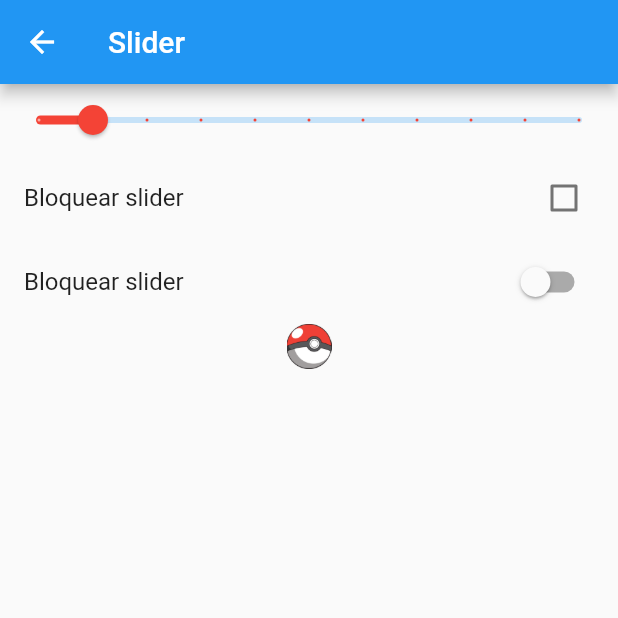
After one commit to juanfvasquez/flutter_examples, a Flutter app: the SliderPage screen opened by its route, on a phone screen of 412 x 824 dp, the top half of it. The commit adds this screen. Run offline on Flutter 3.47's test engine with Material 2 defaults, Android fonts, the phone set to English and light mode, and no system bars; network calls fail.

Commit message:
Creacion de slides, checkbox y switches

```diff
--- a/data/menu.json
+++ b/data/menu.json
@@ -44,6 +44,11 @@
         "path" : "lista-pokemon",
         "icon" : "accessibility",
         "texto": "Pokemon"
+      },
+      {
+        "path" : "slider",
+        "icon" : "accessibility",
+        "texto": "Slider"
       }
   ]
 }
--- a/lib/src/models/contacto_model.dart
+++ b/lib/src/models/contacto_model.dart
@@ -6,4 +6,9 @@ class Contacto {
     this.nombre = nombre;
     this.telefono = telefono;
   }
+
+  Contacto.fromJson(Map<String, String> datos) {
+    this.nombre = datos['nombre'];
+    this.telefono = datos['telefono'];
+  }
 }
--- /dev/null
+++ b/lib/src/pages/slider_page.dart
@@ -0,0 +1,83 @@
+import 'package:flutter/material.dart';
+
+class SliderPage extends StatefulWidget {
+  @override
+  _SliderPageState createState() => _SliderPageState();
+}
+
+class _SliderPageState extends State<SliderPage> {
+  double _valor = 30;
+  bool _chequeado = false;
+  bool _activo = false;
+
+  @override
+  Widget build(BuildContext context) {
+    return Scaffold(
+      appBar: AppBar(
+        title: Text('Slider'),
+      ),
+      body: Column(
+        children: [
+          _crearSlider(),
+          _crearCheckbox(),
+          _crearSwitch(),
+          _crearImagen()
+        ],
+      ),
+    );
+  }
+
+  Widget _crearSlider() {
+    return Slider(
+      value: _valor,
+      label: '$_valor',
+      divisions: 10,
+      min: 10.0,
+      max: 300.0,
+      activeColor: Colors.red,
+      onChanged: _chequeado || _activo
+          ? null
+          : (double nuevoValor) {
+              _valor = nuevoValor;
+              setState(() {});
+            },
+    );
+  }
+
+  Widget _crearImagen() {
+    return Image.asset(
+      'assets/img/pokeball.png',
+      fit: BoxFit.contain,
+      width: _valor,
+    );
+  }
+
+  Widget _crearCheckbox() {
+    // return Checkbox(
+    //   value: _chequeado,
+    //   onChanged: (bool checked) {
+    //     _chequeado = checked;
+    //     setState(() {});
+    //   },
+    // );
+    return CheckboxListTile(
+      title: Text('Bloquear slider'),
+      value: _chequeado,
+      onChanged: (bool checked) {
+        _chequeado = checked;
+        setState(() {});
+      },
+    );
+  }
+
+  Widget _crearSwitch() {
+    return SwitchListTile(
+      title: Text('Bloquear slider'),
+      value: _activo,
+      onChanged: (bool checked) {
+        _activo = checked;
+        setState(() {});
+      },
+    );
+  }
+}
--- a/lib/src/routes/routes.dart
+++ b/lib/src/routes/routes.dart
@@ -12,6 +12,7 @@ import 'package:widgets_basicos/src/pages/listas_page.dart';
 import 'package:widgets_basicos/src/pages/menu_page.dart';
 import 'package:widgets_basicos/src/pages/navegacion_1_page.dart';
 import 'package:widgets_basicos/src/pages/navegacion_2_page.dart';
+import 'package:widgets_basicos/src/pages/slider_page.dart';
 
 Map<String, WidgetBuilder> getRoutes() {
   return <String, WidgetBuilder>{
@@ -28,5 +29,6 @@ Map<String, WidgetBuilder> getRoutes() {
     'fade-in': (BuildContext context) => FadeInImagePage(),
     'infinite-scroll': (BuildContext context) => InfiniteScrollPage(),
     'lista-pokemon': (BuildContext context) => ListaPokemonPage(),
+    'slider': (BuildContext context) => SliderPage(),
   };
 }
--- a/pubspec.yaml
+++ b/pubspec.yaml
@@ -25,6 +25,7 @@ dependencies:
     sdk: flutter
   intl: ^0.16.1
   http: ^0.12.2
+  flutter_svg: ^0.19.1
 
   # The following adds the Cupertino Icons font to your application.
   # Use with the CupertinoIcons class for iOS style icons.
```
Also changed, not shown: lib/src/pages/imagenes_page.dart (+11 -1 lines), assets/img/image_error.png (added), assets/img/pokeball.png (added), pubspec.lock.
